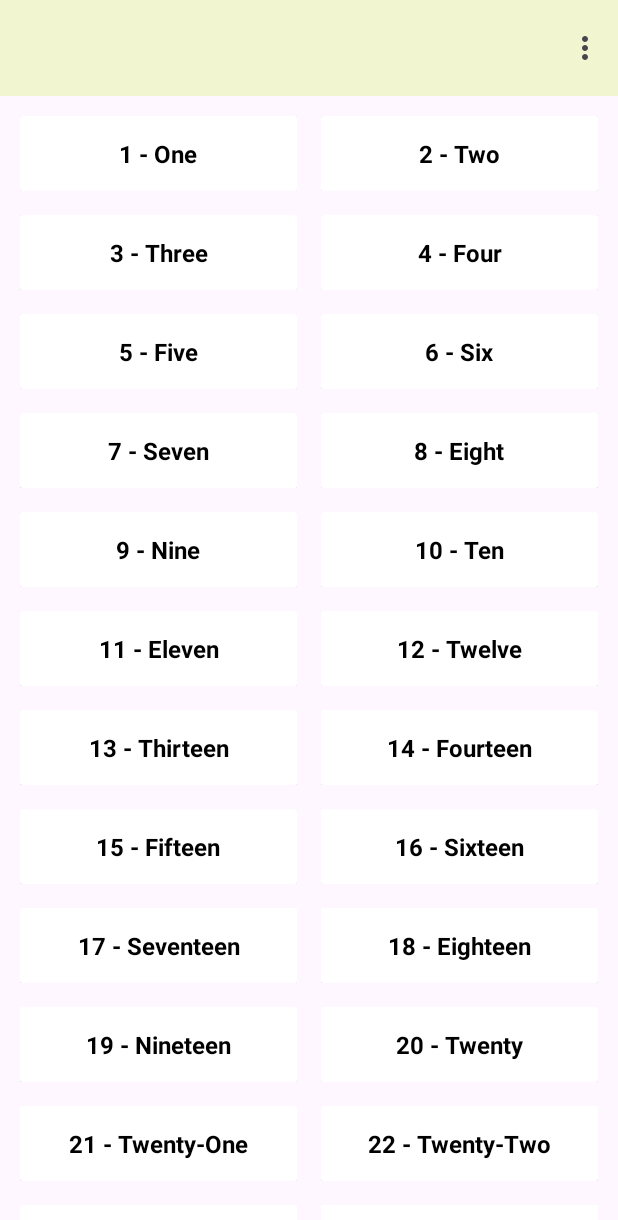
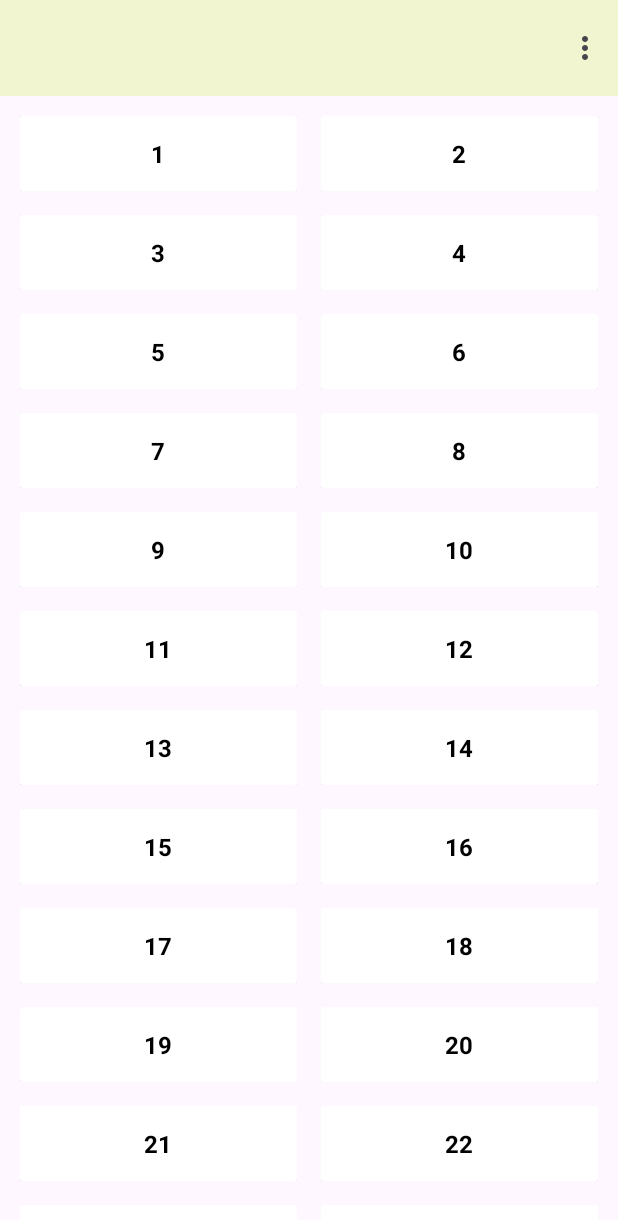
Before and after one commit to Abc-ashish-12345-mohan-12345-sahani/NumberProject, an Android app: the screen it shows after launch (MainActivity), on a phone screen of 412 x 824 dp. Shown: the top 1220 px of the screen. Run offline under Robolectric (Android 15) with nearby library versions, the phone set to English and light mode, and no system bars.

Commit message:
remove cases perfect square, palindrome and muntiple of three

```diff
--- a/app/src/main/java/com/numberapplication/NumbersAdapter.kt
+++ b/app/src/main/java/com/numberapplication/NumbersAdapter.kt
@@ -20,8 +20,7 @@ class NumbersAdapter(private val items: List<Int>, private val context: Context)
 
     override fun onBindViewHolder(holder: NumberViewHolder, position: Int) {
         val number = items[position]
-        val word = Utils.numberToWord(number)
-        holder.binding.numberText.text = "$number - $word"
+        holder.binding.numberText.text = "$number"
 
         when {
             numberType == NumberType.EVEN && number % 2 == 0 -> {
@@ -40,18 +39,6 @@ class NumbersAdapter(private val items: List<Int>, private val context: Context)
                 holder.binding.constraintLayout.setBackgroundColor(context.resources.getColor(R.color.light_purple))
             }
 
-            numberType == NumberType.PALINDROME && Utils.isPalindrome(number) -> {
-                holder.binding.constraintLayout.setBackgroundColor(context.resources.getColor(R.color.light_red))
-            }
-
-            numberType == NumberType.PERFECT_SQUARE && Utils.isPerfectSquare(number) -> {
-                holder.binding.constraintLayout.setBackgroundColor(context.resources.getColor(R.color.light_sky_blue))
-            }
-
-            numberType == NumberType.MULTIPLES_OF_THREE && number % 3 == 0 -> {
-                holder.binding.constraintLayout.setBackgroundColor(context.resources.getColor(R.color.light_pink))
-            }
-
             else -> {
                 holder.binding.constraintLayout.setBackgroundColor(context.resources.getColor(R.color.white))
             }
@@ -63,6 +50,6 @@ class NumbersAdapter(private val items: List<Int>, private val context: Context)
     }
 
     enum class NumberType {
-        EVEN, ODD, PRIME, FIBONACCI, PERFECT_SQUARE, PALINDROME, MULTIPLES_OF_THREE, ALL
+        EVEN, ODD, PRIME, FIBONACCI, ALL
     }
 }
--- a/app/src/main/java/com/numberapplication/Utils.kt
+++ b/app/src/main/java/com/numberapplication/Utils.kt
@@ -20,35 +20,4 @@ object Utils {
         val sqrt = Math.sqrt(number.toDouble()).toInt()
         return sqrt * sqrt == number
     }
-
-    fun isPalindrome(number: Int): Boolean {
-        val str = number.toString()
-        return str == str.reversed()
-    }
-
-    fun numberToWord(number: Int): String {
-        val words = mapOf(
-            1 to "One", 2 to "Two", 3 to "Three", 4 to "Four", 5 to "Five",
-            6 to "Six", 7 to "Seven", 8 to "Eight", 9 to "Nine", 10 to "Ten",
-            11 to "Eleven", 12 to "Twelve", 13 to "Thirteen", 14 to "Fourteen", 15 to "Fifteen",
-            16 to "Sixteen", 17 to "Seventeen", 18 to "Eighteen", 19 to "Nineteen", 20 to "Twenty",
-            21 to "Twenty-One", 22 to "Twenty-Two", 23 to "Twenty-Three", 24 to "Twenty-Four", 25 to "Twenty-Five",
-            26 to "Twenty-Six", 27 to "Twenty-Seven", 28 to "Twenty-Eight", 29 to "Twenty-Nine", 30 to "Thirty",
-            31 to "Thirty-One", 32 to "Thirty-Two", 33 to "Thirty-Three", 34 to "Thirty-Four", 35 to "Thirty-Five",
-            36 to "Thirty-Six", 37 to "Thirty-Seven", 38 to "Thirty-Eight", 39 to "Thirty-Nine", 40 to "Forty",
-            41 to "Forty-One", 42 to "Forty-Two", 43 to "Forty-Three", 44 to "Forty-Four", 45 to "Forty-Five",
-            46 to "Forty-Six", 47 to "Forty-Seven", 48 to "Forty-Eight", 49 to "Forty-Nine", 50 to "Fifty",
-            51 to "Fifty-One", 52 to "Fifty-Two", 53 to "Fifty-Three", 54 to "Fifty-Four", 55 to "Fifty-Five",
-            56 to "Fifty-Six", 57 to "Fifty-Seven", 58 to "Fifty-Eight", 59 to "Fifty-Nine", 60 to "Sixty",
-            61 to "Sixty-One", 62 to "Sixty-Two", 63 to "Sixty-Three", 64 to "Sixty-Four", 65 to "Sixty-Five",
-            66 to "Sixty-Six", 67 to "Sixty-Seven", 68 to "Sixty-Eight", 69 to "Sixty-Nine", 70 to "Seventy",
-            71 to "Seventy-One", 72 to "Seventy-Two", 73 to "Seventy-Three", 74 to "Seventy-Four", 75 to "Seventy-Five",
-            76 to "Seventy-Six", 77 to "Seventy-Seven", 78 to "Seventy-Eight", 79 to "Seventy-Nine", 80 to "Eighty",
-            81 to "Eighty-One", 82 to "Eighty-Two", 83 to "Eighty-Three", 84 to "Eighty-Four", 85 to "Eighty-Five",
-            86 to "Eighty-Six", 87 to "Eighty-Seven", 88 to "Eighty-Eight", 89 to "Eighty-Nine", 90 to "Ninety",
-            91 to "Ninety-One", 92 to "Ninety-Two", 93 to "Ninety-Three", 94 to "Ninety-Four", 95 to "Ninety-Five",
-            96 to "Ninety-Six", 97 to "Ninety-Seven", 98 to "Ninety-Eight", 99 to "Ninety-Nine", 100 to "One Hundred"
-        )
-        return words[number] ?: number.toString()
-    }
 }
--- a/app/src/main/res/menu/menu_main.xml
+++ b/app/src/main/res/menu/menu_main.xml
@@ -11,16 +11,7 @@
             android:id="@+id/menu_prime"
             android:title="@string/prime_numbers" />
         <item
-            android:id="@+id/menu_multiples_of_three"
-            android:title="@string/multiples_of_3" />
-        <item
-            android:id="@+id/menu_perfect_squares"
-            android:title="@string/perfect_squares" />
-        <item
             android:id="@+id/menu_fibonacci"
             android:title="@string/fibonacci_numbers" />
-        <item
-            android:id="@+id/menu_palindrome"
-            android:title="@string/palindrome_numbers" />
 
 </menu>
```
Also changed, not shown: app/src/main/java/com/numberapplication/MainActivity.kt (+0 -23 lines).
